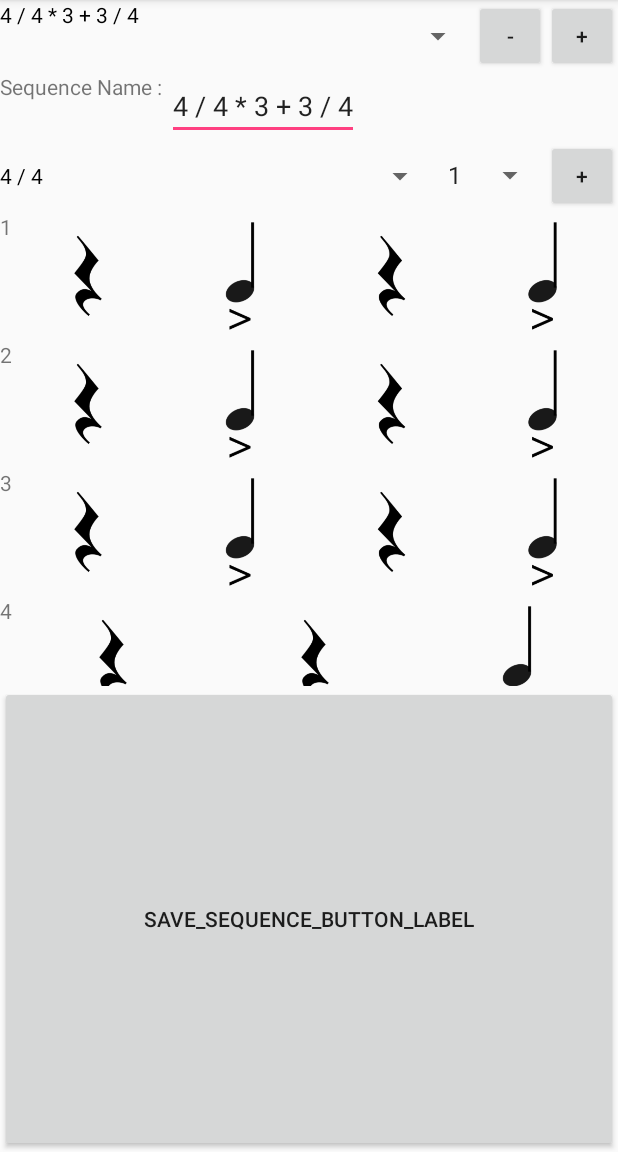
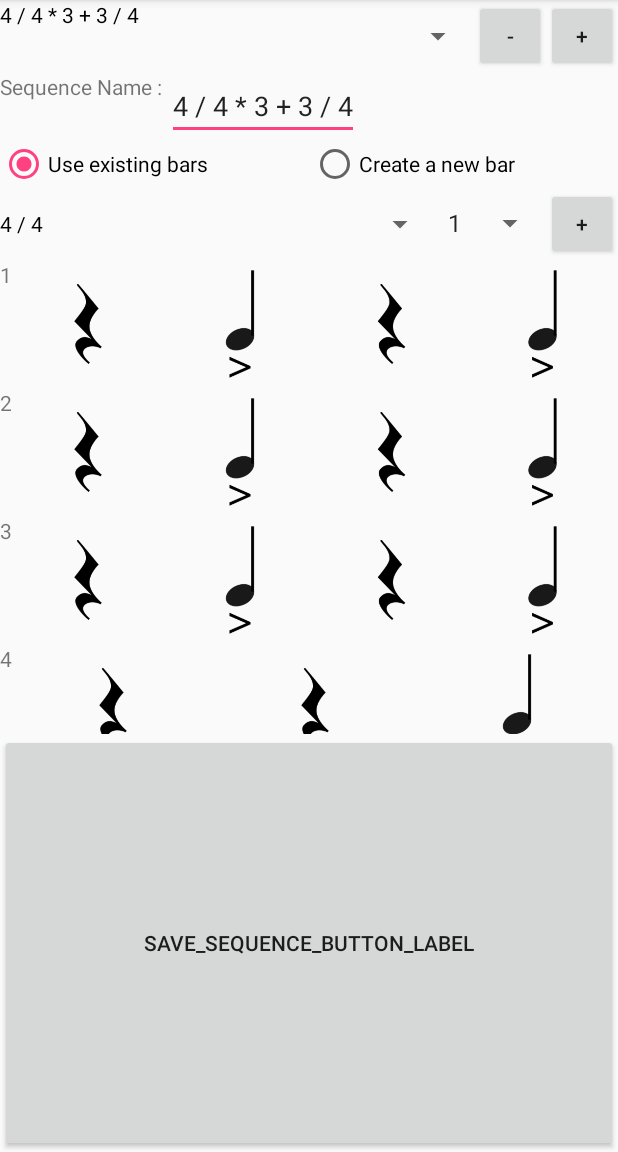
Before and after one commit to nicomanel/metronomeApp, an Android app: the SequenceEditorActivity screen opened directly, with no data from a screen before it, on a phone screen of 412 x 824 dp, the part 84-1236 px from its top. Run offline under Robolectric (Android 15) with nearby library versions, the phone set to English and light mode, and no system bars.

Commit message:
sequence creation ok. Still need to save it to the file

```diff
--- a/app/src/main/java/com/doumdoum/nmanel/metronome/TweakTempoOnTouchListener.java
+++ b/app/src/main/java/com/doumdoum/nmanel/metronome/TweakTempoOnTouchListener.java
@@ -1,7 +1,6 @@
 package com.doumdoum.nmanel.metronome;
 
 import android.os.Handler;
-import android.util.Log;
 import android.view.MotionEvent;
 import android.view.View;
 import android.widget.EditText;
@@ -13,15 +12,14 @@ import static com.doumdoum.nmanel.metronome.DefaultSettings.PRESS_TEMPO_CHANGE_T
  */
 
 public class TweakTempoOnTouchListener implements View.OnTouchListener {
+    private static final String LOG = TweakTempoOnTouchListener.class.toString();
     private final Handler handler = new Handler();
-    private String TAG = "ontouch";
     private boolean increaseOrDecrease;
     private boolean fastClick;
     private EditText tempoValueEditText;
     private final Runnable increaseOrDecreaseAction = new Runnable() {
         @Override
         public void run() {
-            Log.i(TAG, "pressed");
             handler.postDelayed(this, PRESS_TEMPO_CHANGE_TIME_IN_MS);
             incrementOrDecrementTempo(5);
             fastClick = false;
@@ -42,11 +40,9 @@ public class TweakTempoOnTouchListener implements View.OnTouchListener {
             case MotionEvent.ACTION_DOWN:
                 fastClick = true;
                 handler.postDelayed(increaseOrDecreaseAction, PRESS_TEMPO_CHANGE_TIME_IN_MS);
-                Log.i(TAG, "Action was DOWN");
                 break;
 
             case MotionEvent.ACTION_UP:
-                Log.i(TAG, "Action was UP");
                 handler.removeCallbacks(increaseOrDecreaseAction);
                 if (fastClick)
                 {
--- a/app/src/main/java/com/doumdoum/nmanel/metronome/ui/BarEditor.java
+++ b/app/src/main/java/com/doumdoum/nmanel/metronome/ui/BarEditor.java
@@ -32,6 +32,7 @@ public class BarEditor extends LinearLayout {
         super(context, set);
         addView(LayoutInflater.from(context).inflate(R.layout.bar_editor, null));
         barView = (BarView) findViewById(R.id.barViewId);
+
         barView.setEditable(true);
         setSimpleView(false);
         barNameEditText = (EditText) findViewById(R.id.barNameId);
@@ -87,6 +88,7 @@ public class BarEditor extends LinearLayout {
 
 
         beatsNumberSpinner = (Spinner) findViewById(R.id.beatNumberValueId);
+//        beatsNumberSpinner.setSelection(3);
         beatsNumberSpinner.setOnItemSelectedListener(new AdapterView.OnItemSelectedListener() {
             @Override
             public void onItemSelected(AdapterView<?> parent, View view, int position, long id) {
@@ -113,6 +115,7 @@ public class BarEditor extends LinearLayout {
 
             }
         });
+
     }
 
     public void setBar(Bar bar) {
--- a/app/src/main/java/com/doumdoum/nmanel/metronome/ui/SequenceEditor.java
+++ b/app/src/main/java/com/doumdoum/nmanel/metronome/ui/SequenceEditor.java
@@ -7,12 +7,14 @@ import android.view.View;
 import android.widget.Button;
 import android.widget.EditText;
 import android.widget.LinearLayout;
+import android.widget.RadioButton;
 import android.widget.Spinner;
 
 import com.doumdoum.nmanel.metronome.R;
 import com.doumdoum.nmanel.metronome.model.Bar;
 import com.doumdoum.nmanel.metronome.model.Bars;
 import com.doumdoum.nmanel.metronome.model.BarsManager;
+import com.doumdoum.nmanel.metronome.model.Beat;
 import com.doumdoum.nmanel.metronome.model.Sequence;
 
 import java.util.Observable;
@@ -25,6 +27,7 @@ import java.util.Observer;
 public class SequenceEditor extends LinearLayout implements Observer {
 
     private static final String LOG = SequenceEditor.class.toString();
+    private final BarEditor barEditor;
     private Button addBarToSequenceButton;
     private SequenceView sequenceView;
     private Spinner iterationNumberSpinner;
@@ -32,17 +35,50 @@ public class SequenceEditor extends LinearLayout implements Observer {
     private EditText sequenceName;
     private BarsSpinner barChoiceSpinner;
     private Bars bars;
+    private RadioButton useExistingBarsButton;
+    private RadioButton createNewBarButton;
 
     public SequenceEditor(Context context, AttributeSet attrs) {
         super(context, attrs);
         addView(LayoutInflater.from(context).inflate(R.layout.sequence_editor, null));
         addBarToSequenceButton = (Button) findViewById(R.id.sequenceEditorButtonAddBarsToSequenceId);
-
+        bars = (new BarsManager(context)).loadBars();
         barChoiceSpinner = (BarsSpinner) findViewById(R.id.sequenceEditorBarChoiceSpinnerId);
         iterationNumberSpinner = (Spinner) findViewById(R.id.sequenceEditorIterationNumberSpinnerId);
-        barChoiceSpinner.setBars((new BarsManager(context)).loadBars());
+        barChoiceSpinner.setBars(bars);
         sequenceName = (EditText) findViewById(R.id.sequenceEditorNameValueId);
         sequenceView = (SequenceView) findViewById(R.id.sequenceEditorSequenceViewId);
+        useExistingBarsButton = (RadioButton) findViewById(R.id.sequenceEditorUseExistingBarsButtonId);
+        createNewBarButton = (RadioButton) findViewById(R.id.sequenceEditorCreateNewBarButtonId);
+        barEditor = (BarEditor) findViewById(R.id.sequenceEditorBarEditorId);
+
+        OnClickListener listener = new OnClickListener() {
+            @Override
+            public void onClick(View view) {
+                switch (view.getId()) {
+                    case R.id.sequenceEditorUseExistingBarsButtonId:
+                        barEditor.setVisibility(GONE);
+
+
+                        findViewById(R.id.sequenceEditorBarChoiceLayoutId).setVisibility(VISIBLE);
+                        barChoiceSpinner.setBars(bars);
+                        break;
+                    case R.id.sequenceEditorCreateNewBarButtonId:
+                        Bar bar = new Bar("New Bar");
+                        bar.addBeat(new Beat(Beat.Style.Accent1));
+                        bar.addBeat(new Beat(Beat.Style.Normal));
+                        bar.addBeat(new Beat(Beat.Style.Normal));
+                        bar.addBeat(new Beat(Beat.Style.Normal));
+                        barEditor.setBar(bar);
+                        findViewById(R.id.sequenceEditorBarEditorId).setVisibility(VISIBLE);
+                        findViewById(R.id.sequenceEditorBarChoiceLayoutId).setVisibility(GONE);
+                        break;
+                }
+            }
+        };
+        useExistingBarsButton.setOnClickListener(listener);
+        createNewBarButton.setOnClickListener(listener);
+
 
         addBarToSequenceButton.setOnClickListener(new OnClickListener() {
             @Override
--- a/app/src/main/res/layout/sequence_editor.xml
+++ b/app/src/main/res/layout/sequence_editor.xml
@@ -20,10 +20,46 @@
             android:layout_height="match_parent"
             android:text="@string/new_sequence" />
 
+
     </LinearLayout>
     <LinearLayout
         android:layout_width="match_parent"
         android:layout_height="wrap_content"
+        android:orientation="vertical">
+
+
+        <RadioGroup
+            android:layout_width="match_parent"
+            android:layout_height="wrap_content"
+            android:orientation="horizontal"
+            android:weightSum="2">
+
+            <RadioButton
+                android:id="@+id/sequenceEditorUseExistingBarsButtonId"
+                android:layout_width="wrap_content"
+                android:layout_height="match_parent"
+                android:layout_weight="1"
+                android:checked="true"
+                android:text="Use existing bars" />
+
+            <RadioButton
+                android:id="@+id/sequenceEditorCreateNewBarButtonId"
+                android:layout_width="wrap_content"
+                android:layout_height="match_parent"
+                android:layout_weight="1"
+                android:text="Create a new bar" />
+        </RadioGroup>
+
+        <com.doumdoum.nmanel.metronome.ui.BarEditor
+            android:id="@+id/sequenceEditorBarEditorId"
+            android:layout_width="match_parent"
+            android:layout_height="wrap_content"
+            android:visibility="gone" />
+
+        <LinearLayout
+            android:id="@+id/sequenceEditorBarChoiceLayoutId"
+            android:layout_width="match_parent"
+            android:layout_height="wrap_content"
         android:orientation="horizontal"
         android:weightSum="1">
 
@@ -46,6 +82,8 @@
             android:text="+" />
     </LinearLayout>
 
+
+    </LinearLayout>
     <com.doumdoum.nmanel.metronome.ui.SequenceView
         android:id="@+id/sequenceEditorSequenceViewId"
         android:layout_width="match_parent"
--- a/gradle.properties
+++ b/gradle.properties
@@ -13,8 +13,4 @@
 # http://www.gradle.org/docs/current/userguide/multi_project_builds.html#sec:decoupled_projects
 # org.gradle.parallel=true
 #Tue Oct 18 11:20:12 CEST 2016
-systemProp.https.proxyPort=911
-systemProp.http.proxyHost=proxy.ir.intel.com
 org.gradle.jvmargs=-Xmx1536m
-systemProp.https.proxyHost=proxy.ir.intel.com
-systemProp.http.proxyPort=911
```
